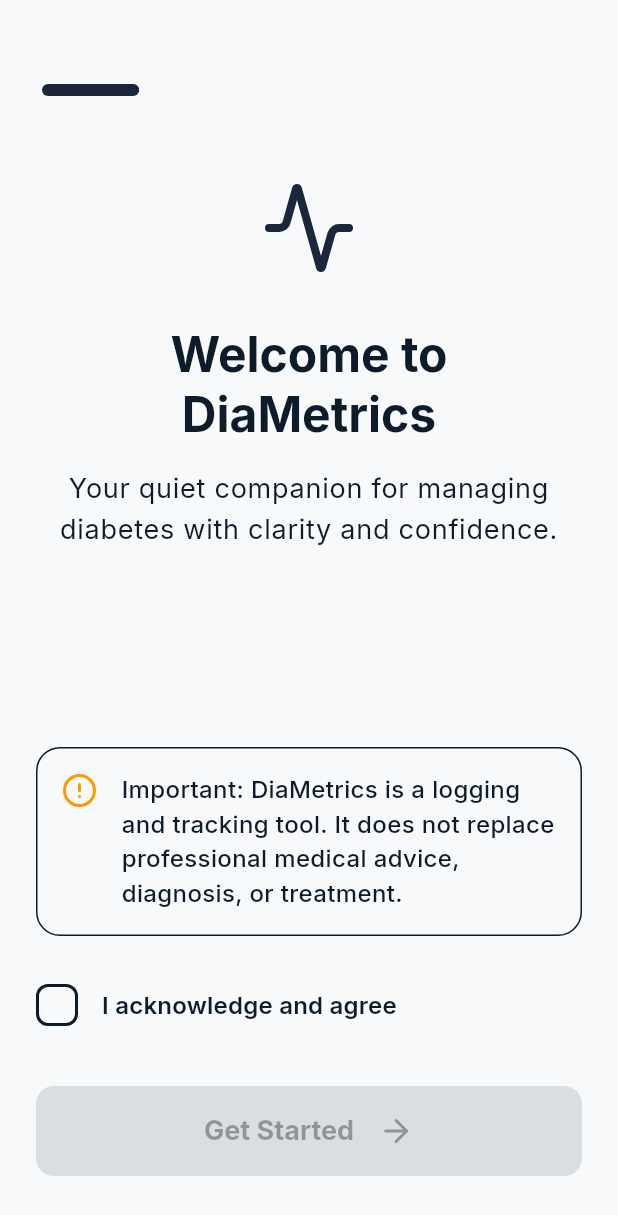
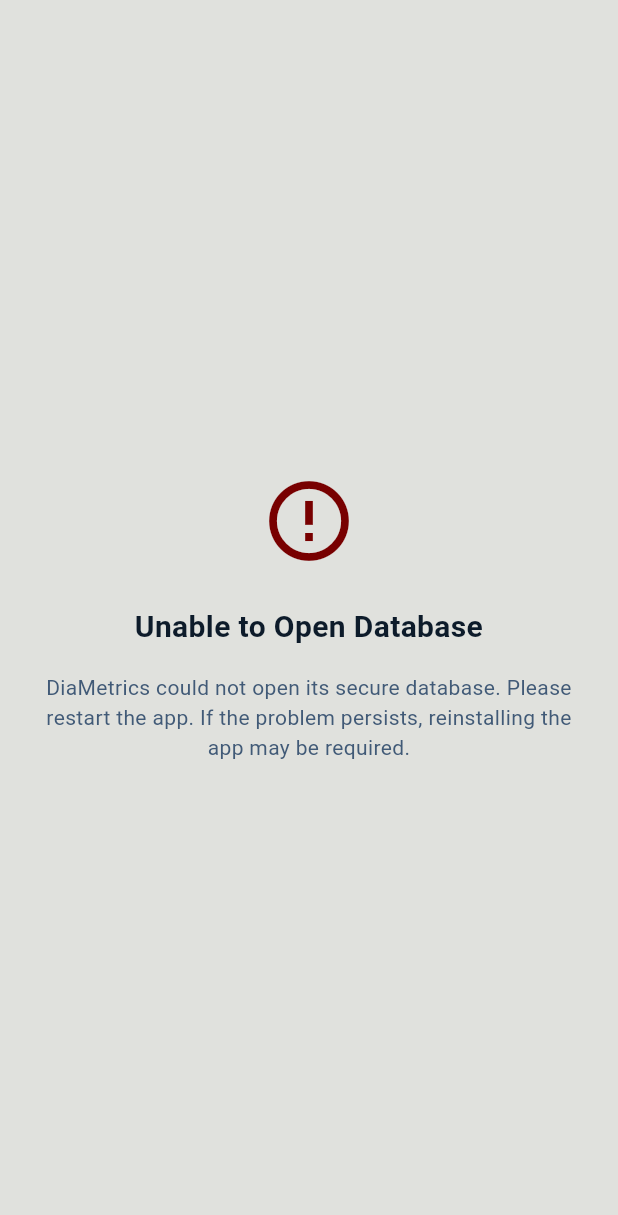
Before and after one commit to joebenberry-afk/Diametrics, a Flutter app: the screen it shows after launch, on a phone screen of 412 x 824 dp. Shown: the top 1215 px of the screen. Run offline on Flutter 3.47's test engine with Material 3 defaults, Android fonts, the phone set to English and light mode, and no system bars; our stand-ins replace drift, fl_chart, flutter_local_notifications, flutter_riverpod, flutter_secure_storage, freezed_annotation and 13 more; missing offline and left inert: mobile_scanner; accounts and stored records are empty; generated files the repository leaves out were written again.

Commit message:
fix: show fatal error screen when database init fails instead of crashing
Co-Authored-By: Claude Sonnet 4.6 <noreply@anthropic.com>

```diff
--- /dev/null
+++ b/lib/core/widgets/database_error_screen.dart
@@ -0,0 +1,45 @@
+import 'package:flutter/material.dart';
+import '../theme/app_tokens.dart';
+
+class DatabaseErrorScreen extends StatelessWidget {
+  final Object error;
+  const DatabaseErrorScreen({super.key, required this.error});
+
+  @override
+  Widget build(BuildContext context) {
+    return MaterialApp(
+      home: Scaffold(
+        backgroundColor: AppThemeTokens.bgBackground,
+        body: SafeArea(
+          child: Padding(
+            padding: const EdgeInsets.all(AppThemeTokens.spaceLg),
+            child: Column(
+              mainAxisAlignment: MainAxisAlignment.center,
+              children: [
+                const Icon(Icons.error_outline, size: 64, color: AppThemeTokens.error),
+                const SizedBox(height: AppThemeTokens.spaceLg),
+                const Text(
+                  'Unable to Open Database',
+                  style: TextStyle(
+                    fontSize: 20,
+                    fontWeight: FontWeight.bold,
+                    color: AppThemeTokens.textPrimary,
+                  ),
+                  textAlign: TextAlign.center,
+                ),
+                const SizedBox(height: AppThemeTokens.spaceMd),
+                const Text(
+                  'DiaMetrics could not open its secure database. '
+                  'Please restart the app. If the problem persists, '
+                  'reinstalling the app may be required.',
+                  style: TextStyle(color: AppThemeTokens.textSecondary),
+                  textAlign: TextAlign.center,
+                ),
+              ],
+            ),
+          ),
+        ),
+      ),
+    );
+  }
+}
--- a/lib/main.dart
+++ b/lib/main.dart
@@ -2,6 +2,7 @@ import 'package:flutter/material.dart';
 import 'package:flutter_riverpod/flutter_riverpod.dart';
 
 import 'core/theme/app_theme.dart';
+import 'core/widgets/database_error_screen.dart';
 import 'database/db_instance.dart';
 import 'package:diametrics/src/core/di/injection.dart';
 import 'router/app_router.dart';
@@ -23,8 +24,10 @@ void main() async {
     await LegacyMigrationService.runIfNeeded();
     await db.populateLocalFoodsIfEmpty();
     await db.populateN5kIfEmpty();
-  } catch (e) {
-    debugPrint('Database initialization failed: $e');
+  } catch (e, st) {
+    debugPrint('Database initialization failed: $e\n$st');
+    runApp(DatabaseErrorScreen(error: e));
+    return;
   }
 
   runApp(const ProviderScope(child: DiametricsApp()));
```
